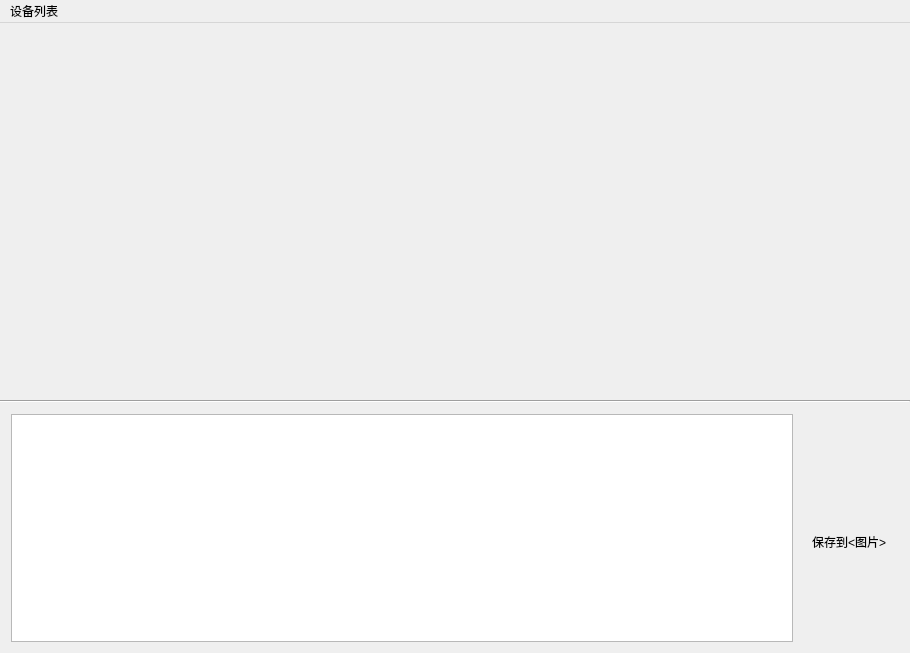
First picture: the form in CameraX/CameraX.ui, repository ohto-ai/school-course-archives, before the edit.
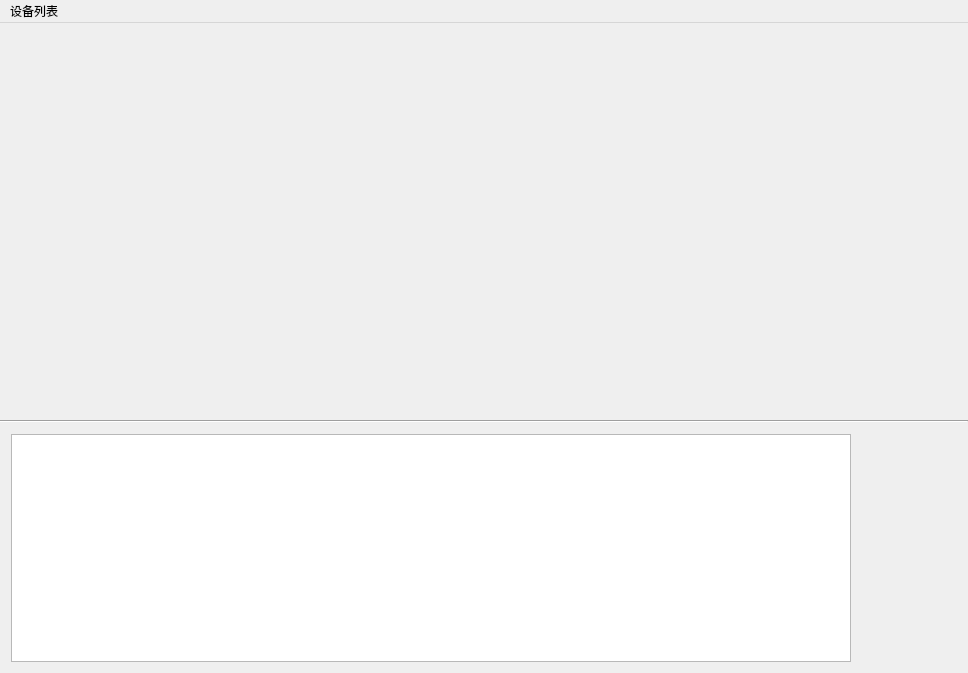
Second picture: the form after the edit. Icons and pictures are not drawn.

Diff of the .ui file:
```diff
--- a/CameraX/CameraX.ui
+++ b/CameraX/CameraX.ui
@@ -6,8 +6,8 @@
    <rect>
     <x>0</x>
     <y>0</y>
-    <width>910</width>
-    <height>653</height>
+    <width>968</width>
+    <height>673</height>
    </rect>
   </property>
   <property name="windowTitle">
@@ -86,7 +86,36 @@
          </property>
          <layout class="QGridLayout" name="gridLayout_2">
           <item row="0" column="0">
+           <widget class="QPushButton" name="btnAbout">
+            <property name="minimumSize">
+             <size>
+              <width>0</width>
+              <height>49</height>
+             </size>
+            </property>
+            <property name="icon">
+             <iconset resource="CameraX.qrc">
+              <normaloff>:/CameraX/res/about.png</normaloff>:/CameraX/res/about.png</iconset>
+            </property>
+            <property name="iconSize">
+             <size>
+              <width>40</width>
+              <height>40</height>
+             </size>
+            </property>
+            <property name="flat">
+             <bool>true</bool>
+            </property>
+           </widget>
+          </item>
+          <item row="1" column="0">
            <widget class="QPushButton" name="btnCaputre">
+            <property name="minimumSize">
+             <size>
+              <width>0</width>
+              <height>69</height>
+             </size>
+            </property>
             <property name="icon">
              <iconset resource="CameraX.qrc">
               <normaloff>:/CameraX/res/shot.png</normaloff>:/CameraX/res/shot.png</iconset>
@@ -102,16 +131,6 @@
             </property>
            </widget>
           </item>
-          <item row="1" column="0">
-           <widget class="QLabel" name="label">
-            <property name="text">
-             <string>保存到&lt;图片&gt;</string>
-            </property>
-            <property name="alignment">
-             <set>Qt::AlignCenter</set>
-            </property>
-           </widget>
-          </item>
          </layout>
         </widget>
        </item>
@@ -125,8 +144,8 @@
     <rect>
      <x>0</x>
      <y>0</y>
-     <width>910</width>
-     <height>23</height>
+     <width>968</width>
+     <height>26</height>
     </rect>
    </property>
    <widget class="QMenu" name="menuDevice">
```
Left out of the diff: 19 changed lines with no effect on the pictures.
